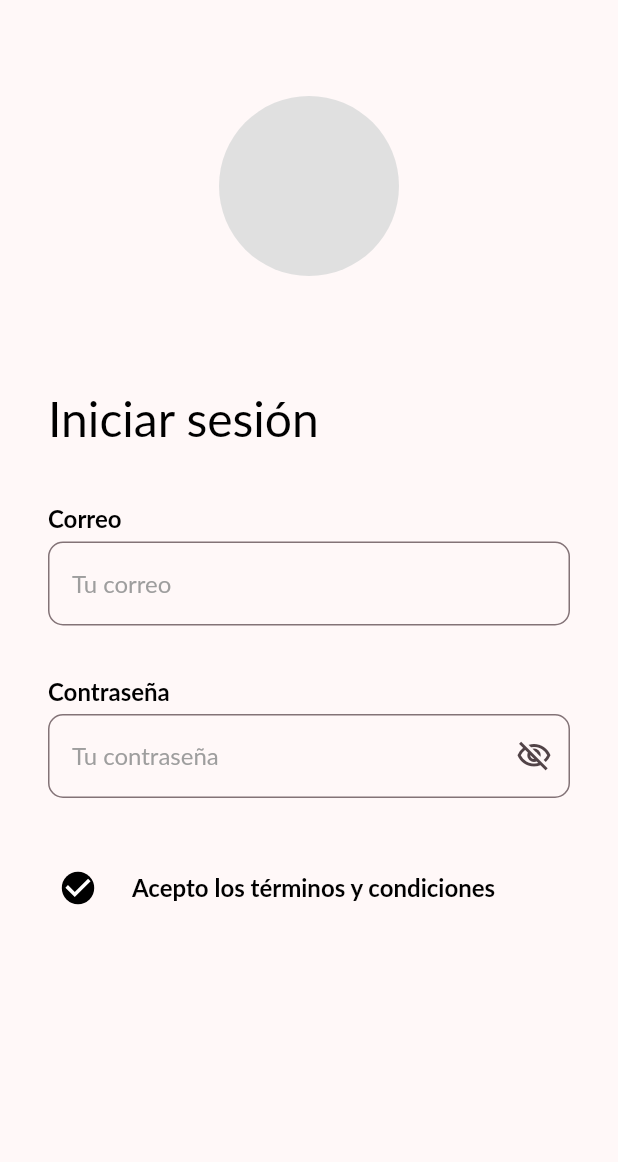
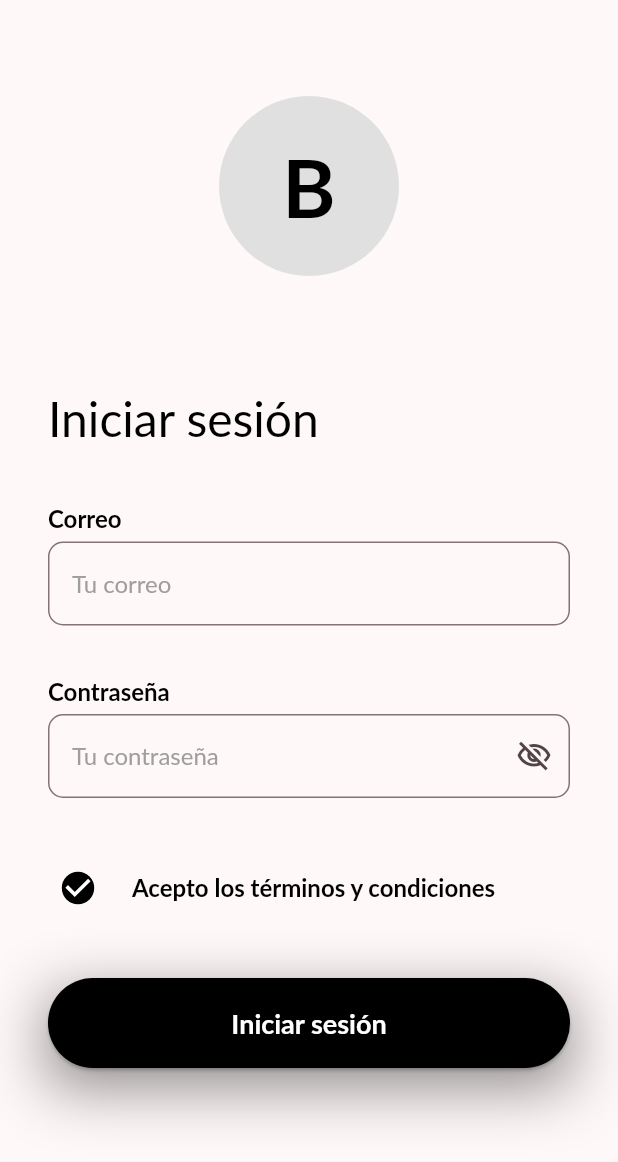
Before and after one commit to manypark/bitacoras, a Flutter app: the screen it shows after launch, on a phone screen of 412 x 824 dp. Shown: the top 1162 px of the screen. Run offline on Flutter 3.47's test engine with Material 3 defaults, Android fonts, the phone set to English and light mode, and no system bars; our stand-ins replace dio, equatable, flutter_bloc, get_it, go_router; Roboto replaces fonts that are missing (Lato).

Commit message:
feat: finish view login, install packages fonts and icons

```diff
--- a/lib/features/auth/presentation/views/auth_view.dart
+++ b/lib/features/auth/presentation/views/auth_view.dart
@@ -1,7 +1,6 @@
 import 'package:flutter/material.dart';
 
 import 'package:bitacoras/core/utils/utils.dart';
-import 'package:bitacoras/core/configs/configs.dart';
 import 'package:bitacoras/features/auth/presentation/widgets/widgets.dart';
 
 class AuthView extends StatelessWidget {
@@ -19,27 +18,15 @@ class AuthView extends StatelessWidget {
         child   : Column(
           spacing           : LayoutConstants.spaceXL,
           crossAxisAlignment: CrossAxisAlignment.start,
-          children          : [
+          children          : const [
 
             // Logo
-            Center(
-              child: Container(
-                height    : 120,
-                width     : 120,
-                decoration: BoxDecoration(
-                  borderRadius: BorderRadius.all(Radius.circular(100)),
-                  color: Colors.grey.shade300
-                ),
-              ),
-            ),
+            LogoLogin(),
 
             SizedBox( height: LayoutConstants.spaceM ),
 
             // Title
-            Text(
-              'Iniciar sesión',
-              style: GlobalFonts.paragraphBodyTitleRegular,
-            ),
+            TitleLogin(),
 
             //Input: email
             InputEmail(),
@@ -48,10 +35,10 @@ class AuthView extends StatelessWidget {
             InputPassword(),
 
             // Acept terms and conditions text
-            CheckBoxTermsAndConditions()
+            CheckBoxTermsAndConditions(),
 
             // Button login
-
+            ButtonLogin()
 
           ],
         ),
--- /dev/null
+++ b/lib/features/auth/presentation/widgets/buttons/buttons.dart
@@ -0,0 +1 @@
+export 'login_button.dart';
--- /dev/null
+++ b/lib/features/auth/presentation/widgets/buttons/login_button.dart
@@ -0,0 +1,36 @@
+import 'package:flutter/material.dart';
+
+import 'package:bitacoras/core/configs/configs.dart';
+
+class ButtonLogin extends StatelessWidget {
+
+  const ButtonLogin({ super.key });
+
+  @override
+  Widget build(BuildContext context) {
+    return Container(
+      decoration: BoxDecoration(
+        boxShadow: [
+          BoxShadow(
+            blurRadius  : 35,
+            spreadRadius: 0,
+            color       : Colors.black45,
+            offset      : Offset(0, 12),
+          )
+        ]
+      ),
+      height    : 60,
+      width     : double.infinity,
+      child     : ElevatedButton(
+        onPressed : () { },
+        style     : ButtonStyle(
+          backgroundColor: WidgetStatePropertyAll(Colors.black)
+        ),
+        child     : Text(
+          'Iniciar sesión',
+          style: GlobalFonts.paragraphBodyLargeBold.copyWith( color: Colors.white ),
+        ),
+      ),
+    );
+  }
+}
--- /dev/null
+++ b/lib/features/auth/presentation/widgets/containers/containers.dart
@@ -0,0 +1 @@
+export 'logo_login.dart';
--- /dev/null
+++ b/lib/features/auth/presentation/widgets/containers/logo_login.dart
@@ -0,0 +1,23 @@
+import 'package:flutter/material.dart';
+
+import 'package:bitacoras/core/configs/configs.dart';
+
+class LogoLogin extends StatelessWidget {
+
+  const LogoLogin({ super.key });
+
+  @override
+  Widget build(BuildContext context) {
+    return Center(
+      child: Container(
+        height    : 120,
+        width     : 120,
+        decoration: BoxDecoration(
+          borderRadius: BorderRadius.all(Radius.circular(100)),
+          color: Colors.grey.shade300
+        ),
+        child: Center(child: Text('B', style: GlobalFonts.paragraphBodyLargeBold.copyWith(fontSize: 54),)),
+      ),
+    );
+  }
+}
--- /dev/null
+++ b/lib/features/auth/presentation/widgets/texts/login_text.dart
@@ -0,0 +1,16 @@
+import 'package:flutter/material.dart';
+
+import 'package:bitacoras/core/configs/configs.dart';
+
+class TitleLogin extends StatelessWidget {
+
+  const TitleLogin({ super.key });
+
+  @override
+  Widget build(BuildContext context) {
+    return Text(
+      'Iniciar sesión',
+      style: GlobalFonts.paragraphBodyTitleRegular,
+    );
+  }
+}
--- /dev/null
+++ b/lib/features/auth/presentation/widgets/texts/text.dart
@@ -0,0 +1 @@
+export 'login_text.dart';
--- a/lib/features/auth/presentation/widgets/widgets.dart
+++ b/lib/features/auth/presentation/widgets/widgets.dart
@@ -1,2 +1,5 @@
 export 'inputs/inputs.dart';
+export 'buttons/buttons.dart';
 export 'checkbox/check_box.dart';
+export 'texts/text.dart';
+export 'containers/containers.dart';
--- a/pubspec.yaml
+++ b/pubspec.yaml
@@ -12,8 +12,10 @@ dependencies:
   flutter:
     sdk: flutter
   flutter_bloc: ^9.0.0
+  font_awesome_flutter: ^10.8.0
   get_it: ^8.0.3
   go_router: ^14.7.2
+  google_fonts: ^6.2.1
 
 dev_dependencies:
   flutter_lints: ^5.0.0
```
Also changed, not shown: pubspec.lock, 7 other files.
